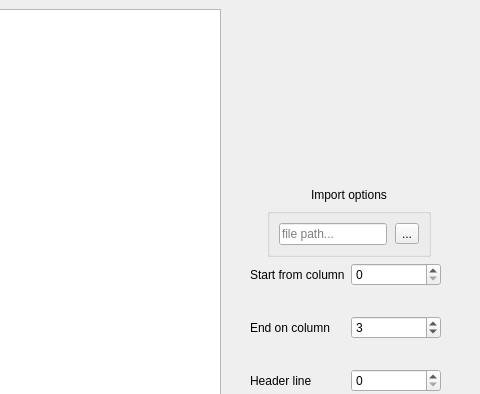
Before: the Qt Designer form gui/import_window.ui in gecos-lab/PZero, drawn with Qt 5; both pictures show x 420 to 900 and y 0 to 394 of the 900 by 818 pixel window.
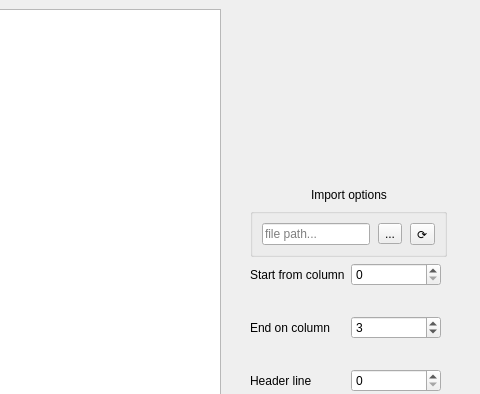
After: the same form once the commit is applied.

Commit message: PC import tests and minor fixes

Patch:
```diff
--- a/gui/import_window.ui
+++ b/gui/import_window.ui
@@ -144,6 +144,13 @@
             </property>
            </widget>
           </item>
+          <item>
+           <widget class="QToolButton" name="RefreshtoolButton">
+            <property name="text">
+             <string>⟳</string>
+            </property>
+           </widget>
+          </item>
          </layout>
         </widget>
        </item>
```
Left out of the diff: 2 changed lines with no effect on the pictures. The commit also changes 5 other files.
